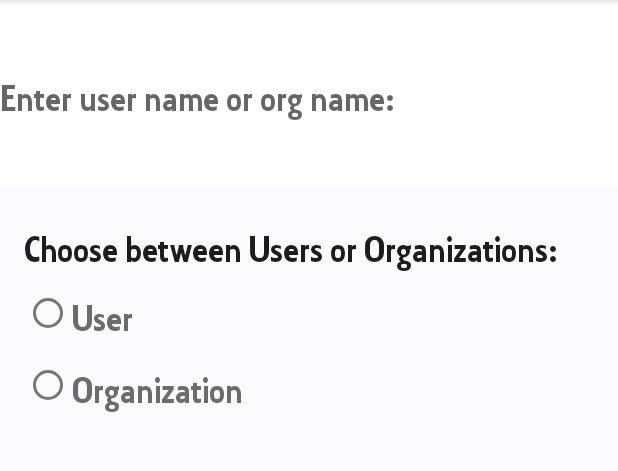
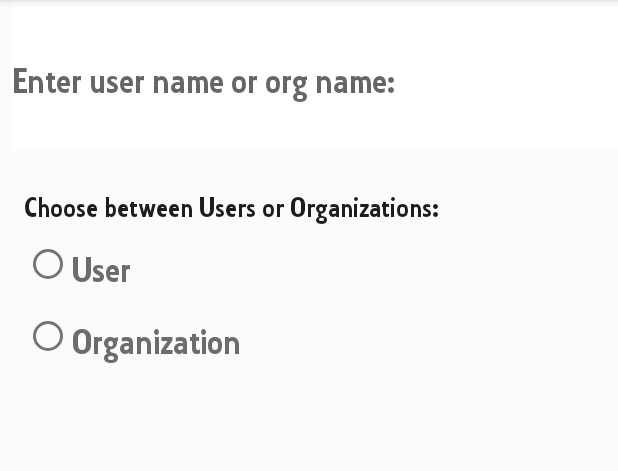
Before and after one commit to mavinii/GithubRepoApp, an Android app: the screen it shows after launch (MainActivity), on a phone screen of 412 x 824 dp, the part 84-555 px from its top. Run offline under Robolectric (Android 15) with nearby library versions, the phone set to English and light mode, and no system bars.

Commit message:
Card re-designed;

```diff
--- a/app/src/main/res/layout/activity_main.xml
+++ b/app/src/main/res/layout/activity_main.xml
@@ -17,7 +17,7 @@
         <EditText
             android:id="@+id/userSearch"
             android:layout_width="match_parent"
-            android:layout_height="124dp"
+            android:layout_height="100dp"
             android:layout_gravity="center"
             android:background="@color/white"
             android:ems="10"
@@ -25,8 +25,9 @@
             android:hint="@string/enter_user_or_org_first"
             android:inputType="textPersonName"
             android:paddingTop="10dp"
-            android:textColor="@color/black"
-            android:textSize="26sp" />
+            android:layout_marginStart="5dp"
+            android:textColor="@color/main_color"
+            android:textSize="25sp" />
 
         <LinearLayout
             android:layout_width="match_parent"
@@ -51,7 +52,7 @@
                     android:paddingTop="10dp"
                     android:text="@string/choose_users_orgs"
                     android:textColor="@color/card_title"
-                    android:textSize="26sp" />
+                    android:textSize="20sp" />
 
                 <RadioButton
                     android:id="@+id/radioUsers"
@@ -62,7 +63,7 @@
                     android:paddingTop="10dp"
                     android:text="@string/users"
                     android:textColor="@color/card_sub_title"
-                    android:textSize="26sp" />
+                    android:textSize="25sp" />
 
                 <RadioButton
                     android:id="@+id/radioOrgs"
@@ -73,11 +74,10 @@
                     android:paddingTop="10dp"
                     android:text="@string/organizations"
                     android:textColor="@color/card_sub_title"
-                    android:textSize="26sp" />
+                    android:textSize="25sp" />
 
             </RadioGroup>
         </LinearLayout>
     </LinearLayout>
 
-
 </LinearLayout>
--- a/app/src/main/res/layout/github_user_template.xml
+++ b/app/src/main/res/layout/github_user_template.xml
@@ -59,7 +59,7 @@
         android:orientation="horizontal"
         android:layout_gravity="center"
         android:paddingTop="10dp"
-        android:paddingBottom="10dp"
+        android:paddingBottom="5dp"
         >
 
         <ImageView
--- a/app/src/main/res/layout/recycle_template.xml
+++ b/app/src/main/res/layout/recycle_template.xml
@@ -12,7 +12,7 @@
         android:layout_width="match_parent"
         android:layout_height="match_parent"
         android:orientation="vertical"
-        android:backgroundTint="@color/background_gray"
+        android:backgroundTint="@color/card_gray"
         android:background="@drawable/custom_border"
         >
 
```
